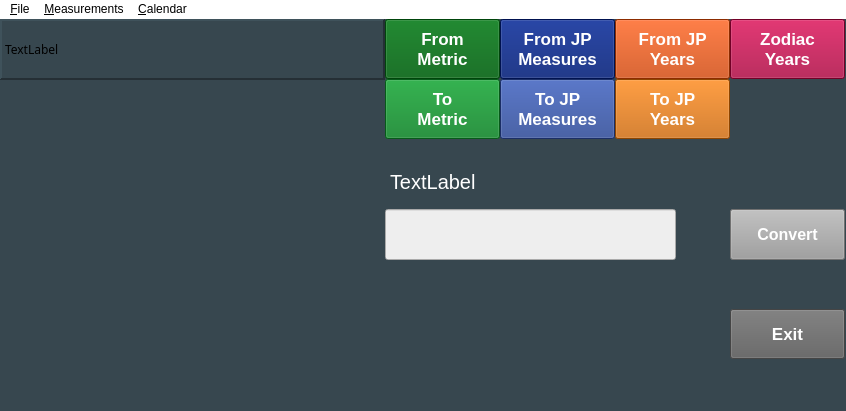
This is main3.ui in Robb-S/JpConverter as Qt 5 draws it before an edit. The edited form follows.
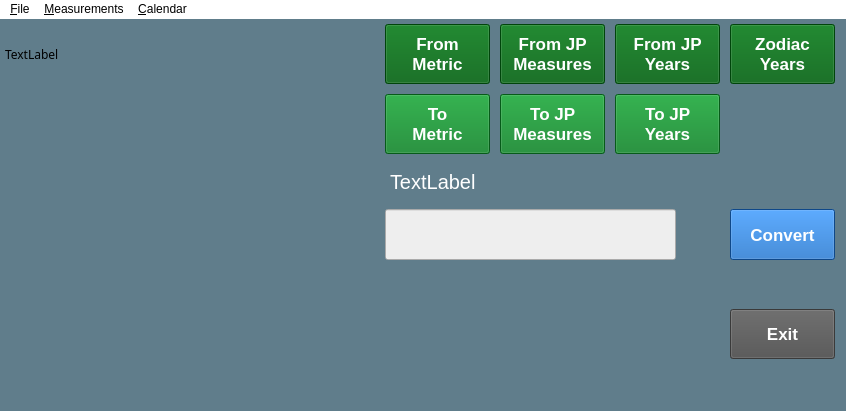
This is the edited form. Icons and pictures are not drawn.

Commit message: use custom color to display Japanese characters (in year converter), update UI files

Patch:
```diff
--- a/main3.ui
+++ b/main3.ui
@@ -63,19 +63,19 @@
     <bool>false</bool>
    </property>
    <property name="styleSheet">
-    <string notr="true">background-color: #37474f;</string>
+    <string notr="true">background-color: #607D8B;</string>
    </property>
    <widget class="QPushButton" name="button_convert">
     <property name="geometry">
      <rect>
       <x>730</x>
       <y>190</y>
-      <width>115</width>
+      <width>105</width>
       <height>51</height>
      </rect>
     </property>
     <property name="styleSheet">
-     <string notr="true">color:#ffffff;background-color:#9e9e9e;font:arial;font-size:16px;font-weight:bold;</string>
+     <string notr="true">color:white;background-color:#1565c0;font:arial;font-size:17px;font-weight:bold;</string>
     </property>
     <property name="text">
      <string>Convert</string>
@@ -115,8 +115,8 @@
     <property name="geometry">
      <rect>
       <x>385</x>
-      <y>0</y>
-      <width>115</width>
+      <y>5</y>
+      <width>105</width>
       <height>60</height>
      </rect>
     </property>
@@ -155,8 +155,8 @@
     <property name="geometry">
      <rect>
       <x>500</x>
-      <y>0</y>
-      <width>115</width>
+      <y>5</y>
+      <width>105</width>
       <height>60</height>
      </rect>
     </property>
@@ -175,7 +175,7 @@
      </font>
     </property>
     <property name="styleSheet">
-     <string notr="true">color:white;background-color:#001970;font:arial;font-size:17px;font-weight:bold;</string>
+     <string notr="true">color:white;background-color:#00600f;font:arial;font-size:17px;font-weight:bold;</string>
     </property>
     <property name="text">
      <string>From JP 
@@ -189,8 +189,8 @@
     <property name="geometry">
      <rect>
       <x>615</x>
-      <y>60</y>
-      <width>115</width>
+      <y>75</y>
+      <width>105</width>
       <height>60</height>
      </rect>
     </property>
@@ -209,7 +209,7 @@
      </font>
     </property>
     <property name="styleSheet">
-     <string notr="true">color:white;background-color:#c56000;font:arial;font-size:17px;font-weight:bold;</string>
+     <string notr="true">color:white;background-color:#087f23;font:arial;font-size:17px;font-weight:bold;</string>
     </property>
     <property name="text">
      <string>To JP 
@@ -224,7 +224,7 @@
      <rect>
       <x>730</x>
       <y>290</y>
-      <width>115</width>
+      <width>105</width>
       <height>50</height>
      </rect>
     </property>
@@ -246,7 +246,7 @@
      <enum>Qt::NoFocus</enum>
     </property>
     <property name="styleSheet">
-     <string notr="true">color:#ffffff;background-color:#616161;font:arial;font-size:17px;font-weight:bold;</string>
+     <string notr="true">color:#ffffff;background-color:#515151;font:arial;font-size:17px;font-weight:bold;</string>
     </property>
     <property name="text">
      <string>Exit</string>
@@ -259,8 +259,8 @@
     <property name="geometry">
      <rect>
       <x>500</x>
-      <y>60</y>
-      <width>115</width>
+      <y>75</y>
+      <width>105</width>
       <height>60</height>
      </rect>
     </property>
@@ -279,7 +279,7 @@
      </font>
     </property>
     <property name="styleSheet">
-     <string notr="true">color:white;background-color:#26418f;font:arial;font-size:17px;font-weight:bold;</string>
+     <string notr="true">color:white;background-color:#087f23;font:arial;font-size:17px;font-weight:bold;</string>
     </property>
     <property name="text">
      <string>To JP 
@@ -293,8 +293,8 @@
     <property name="geometry">
      <rect>
       <x>730</x>
-      <y>0</y>
-      <width>115</width>
+      <y>5</y>
+      <width>105</width>
       <height>60</height>
      </rect>
     </property>
@@ -313,7 +313,7 @@
      </font>
     </property>
     <property name="styleSheet">
-     <string notr="true">color:white;background-color:#a00037;font:arial;font-size:17px;font-weight:bold;</string>
+     <string notr="true">color:white;background-color:#00600f;font:arial;font-size:17px;font-weight:bold;</string>
     </property>
     <property name="text">
      <string>Zodiac
@@ -327,8 +327,8 @@
     <property name="geometry">
      <rect>
       <x>615</x>
-      <y>0</y>
-      <width>115</width>
+      <y>5</y>
+      <width>105</width>
       <height>60</height>
      </rect>
     </property>
@@ -347,7 +347,7 @@
      </font>
     </property>
     <property name="styleSheet">
-     <string notr="true">color:white;background-color:#c43e00;font:arial;font-size:17px;font-weight:bold;</string>
+     <string notr="true">color:white;background-color:#00600f;font:arial;font-size:17px;font-weight:bold;</string>
     </property>
     <property name="text">
      <string>From JP 
@@ -366,10 +366,13 @@
     <property name="font">
      <font>
       <pointsize>-1</pointsize>
+      <weight>50</weight>
+      <italic>false</italic>
+      <bold>false</bold>
      </font>
     </property>
     <property name="styleSheet">
-     <string notr="true">font-size:20px;color:#ffffff;padding:11px 0px 11px 0px;</string>
+     <string notr="true">font:arial; font-size:20px; color:#ffffff; padding:11px 0px 11px 0px;</string>
     </property>
     <property name="text">
      <string>TextLabel</string>
@@ -460,8 +463,8 @@
     <property name="geometry">
      <rect>
       <x>385</x>
-      <y>60</y>
-      <width>115</width>
+      <y>75</y>
+      <width>105</width>
       <height>60</height>
      </rect>
     </property>
@@ -496,9 +499,9 @@
    <widget class="QLabel" name="label_header1">
     <property name="geometry">
      <rect>
-      <x>0</x>
-      <y>0</y>
-      <width>385</width>
+      <x>5</x>
+      <y>5</y>
+      <width>365</width>
       <height>61</height>
      </rect>
     </property>
@@ -508,18 +511,55 @@
      </font>
     </property>
     <property name="frameShape">
-     <enum>QFrame::Panel</enum>
+     <enum>QFrame::NoFrame</enum>
     </property>
     <property name="frameShadow">
-     <enum>QFrame::Raised</enum>
+     <enum>QFrame::Plain</enum>
     </property>
     <property name="lineWidth">
-     <number>2</number>
+     <number>0</number>
     </property>
     <property name="text">
      <string>TextLabel</string>
     </property>
+    <property name="textFormat">
+     <enum>Qt::AutoText</enum>
+    </property>
    </widget>
+   <widget class="QLabel" name="label_instructions2">
+    <property name="geometry">
+     <rect>
+      <x>10</x>
+      <y>70</y>
+      <width>261</width>
+      <height>310</height>
+     </rect>
+    </property>
+    <property name="font">
+     <font>
+      <pointsize>-1</pointsize>
+      <weight>75</weight>
+      <italic>false</italic>
+      <bold>true</bold>
+     </font>
+    </property>
+    <property name="styleSheet">
+     <string notr="true">font:arial; font-size:16px; color:#ffffff; padding:11px 0px 11px 11px; line-height:1.4; font-weight: bold;</string>
+    </property>
+    <property name="text">
+     <string>TextLabel</string>
+    </property>
+    <property name="textFormat">
+     <enum>Qt::RichText</enum>
+    </property>
+    <property name="alignment">
+     <set>Qt::AlignLeading|Qt::AlignLeft|Qt::AlignTop</set>
+    </property>
+    <property name="wordWrap">
+     <bool>true</bool>
+    </property>
+   </widget>
+   <zorder>label_instructions2</zorder>
    <zorder>conv_layout</zorder>
    <zorder>button_convert</zorder>
    <zorder>button_from_metric</zorder>
```
The commit also changes 4 other files.
